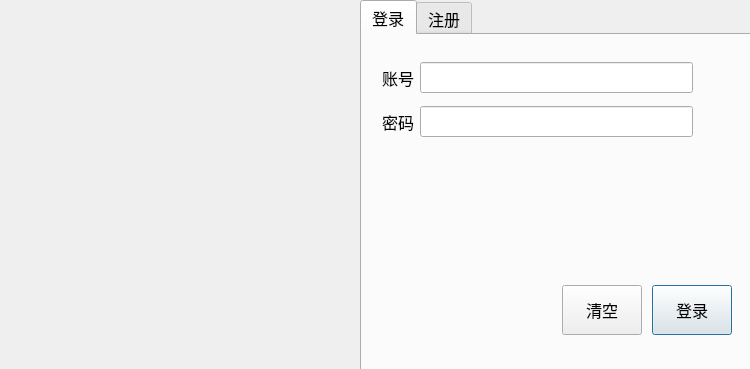
First picture: the form in Qtproject/Netdisk/Netdisk/logindialog.ui, repository oufanz/Netdisk, before the edit.
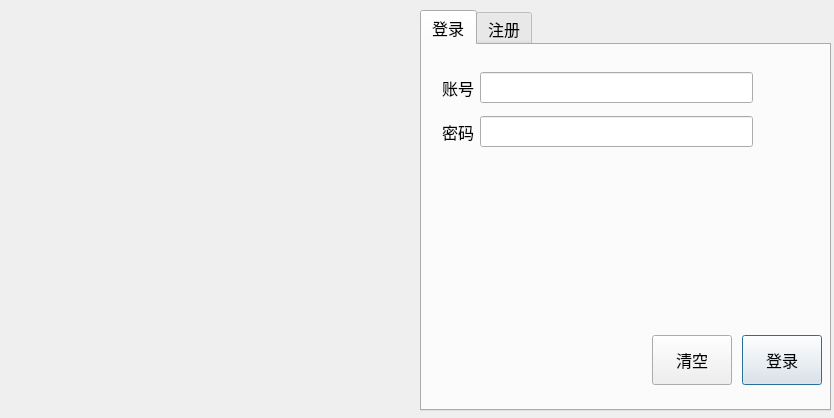
Second picture: the form after the edit. Icons and pictures are not drawn.

```diff
--- a/Qtproject/Netdisk/Netdisk/logindialog.ui
+++ b/Qtproject/Netdisk/Netdisk/logindialog.ui
@@ -9,8 +9,8 @@
    <rect>
     <x>0</x>
     <y>0</y>
-    <width>750</width>
-    <height>369</height>
+    <width>834</width>
+    <height>418</height>
    </rect>
   </property>
   <property name="font">
@@ -27,8 +27,8 @@
     <rect>
      <x>13</x>
      <y>11</y>
-     <width>331</width>
-     <height>321</height>
+     <width>401</width>
+     <height>401</height>
     </rect>
    </property>
    <property name="text">
@@ -44,10 +44,10 @@
   <widget class="QTabWidget" name="tw_page">
    <property name="geometry">
     <rect>
-     <x>360</x>
-     <y>0</y>
-     <width>391</width>
-     <height>371</height>
+     <x>420</x>
+     <y>10</y>
+     <width>411</width>
+     <height>401</height>
     </rect>
    </property>
    <property name="font">
@@ -70,8 +70,8 @@
     <widget class="QPushButton" name="pb_login">
      <property name="geometry">
       <rect>
-       <x>290</x>
-       <y>250</y>
+       <x>320</x>
+       <y>290</y>
        <width>80</width>
        <height>50</height>
       </rect>
@@ -83,8 +83,8 @@
     <widget class="QPushButton" name="pb_clear">
      <property name="geometry">
       <rect>
-       <x>200</x>
-       <y>250</y>
+       <x>230</x>
+       <y>290</y>
        <width>80</width>
        <height>50</height>
       </rect>
```
Left out of the diff: 8 changed lines with no effect on the pictures.
